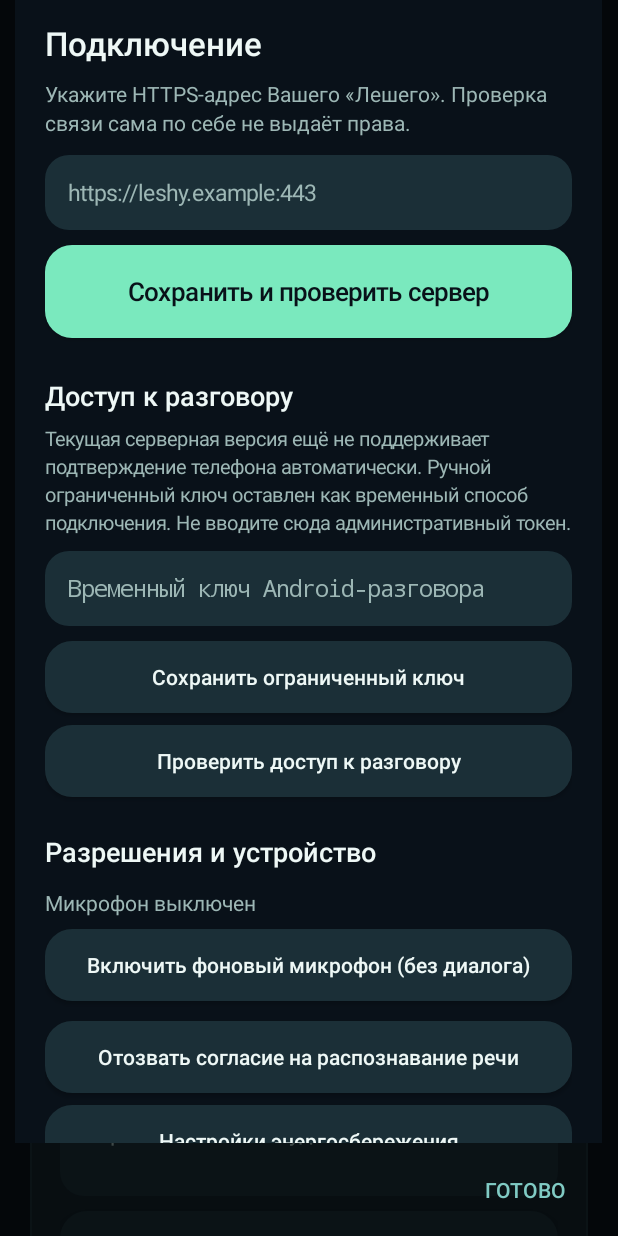
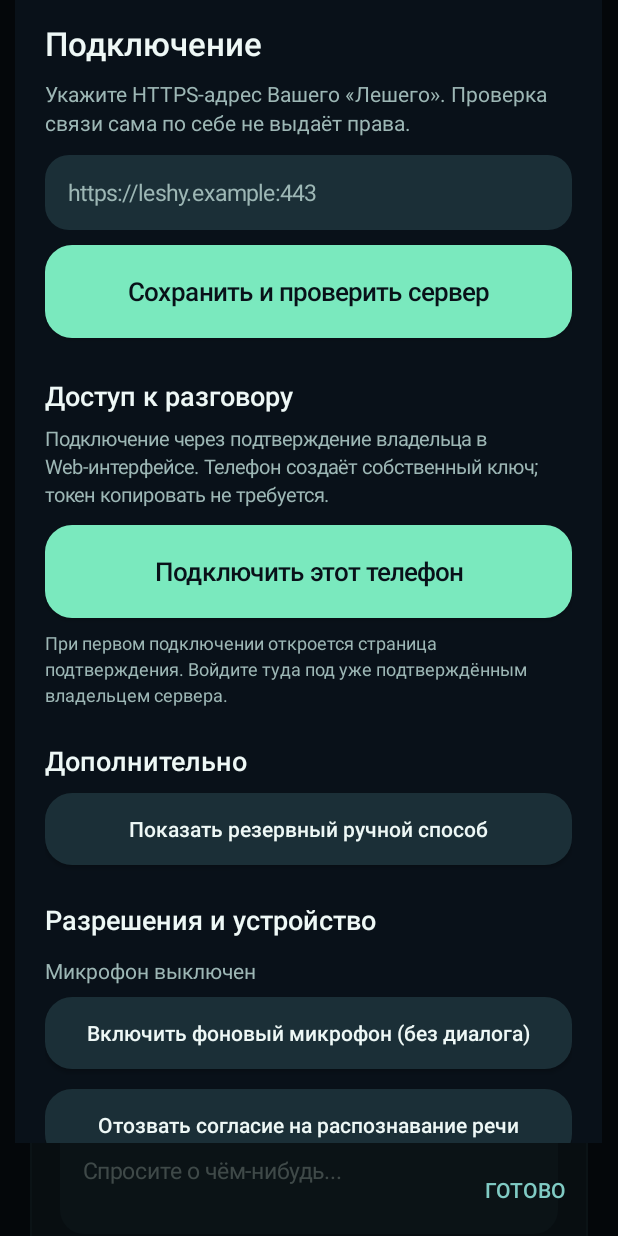
Before and after one commit to jaster351/leshy-AI, an Android app: the screen it shows after launch (MainActivity), after a tap on "Настроить подключение", on a phone screen of 412 x 824 dp. Run offline under Robolectric (Android 15) with nearby library versions, the phone set to English and light mode, and no system bars; libraries missing offline, so code that uses them is left out: androidx.camera.core, androidx.camera.lifecycle, androidx.camera.view, com.google.mlkit.vision; 6 statements that could not run were skipped.

Commit message:
feat(android): replace manual voice secret onboarding with owner-approved device enrollment

```diff
--- a/OS/android/app/src/main/java/ru/leshy/satellite/MainActivity.kt
+++ b/OS/android/app/src/main/java/ru/leshy/satellite/MainActivity.kt
@@ -6,6 +6,8 @@ import android.app.Activity
 import android.content.Intent
 import android.content.pm.PackageManager
 import android.os.Bundle
+import android.os.SystemClock
+import android.net.Uri
 import android.content.ActivityNotFoundException
 import android.content.Context
 import android.speech.RecognizerIntent
@@ -62,8 +64,11 @@ class MainActivity : ComponentActivity() {
     private lateinit var serverAddress: EditText
     private lateinit var serverStatus: TextView
     private lateinit var deviceStatus: TextView
+    private lateinit var pairingStatus: TextView
+    @Volatile private var pairingBusy = false
     private lateinit var deviceCreateButton: Button
     private val deviceExecutor = Executors.newSingleThreadExecutor()
+    private val pairingExecutor = Executors.newSingleThreadExecutor()
     private val serverExecutor = Executors.newSingleThreadExecutor()
     private val voiceExecutor = Executors.newCachedThreadPool()
 
@@ -225,6 +230,14 @@ class MainActivity : ComponentActivity() {
         statusPanel.addView(gap(9))
         serverStatus = detail("Сервер ещё не настроен", 15f)
         statusPanel.addView(serverStatus)
+        statusPanel.addView(gap(7))
+        pairingStatus = detail(
+            if (AndroidVoiceCredentials.read(this).isNullOrBlank()) {
+                "Телефон пока не привязан"
+            } else "Ключ разговора сохранён на телефоне",
+            13f
+        )
+        statusPanel.addView(pairingStatus)
         val connectionAction = Button(this).apply {
             text = "Настроить подключение"
             controlStyle(this)
@@ -413,21 +426,44 @@ class MainActivity : ComponentActivity() {
         root.addView(heading("Доступ к разговору", 18f))
         root.addView(gap(7))
         root.addView(detail(
-            "Текущая серверная версия ещё не поддерживает подтверждение телефона автоматически. " +
-                "Ручной ограниченный ключ оставлен как временный способ подключения. " +
-                "Не вводите сюда административный токен.",
+            "Подключение через подтверждение владельца в Web-интерфейсе. " +
+                "Телефон создаёт собственный ключ; токен копировать не требуется.",
             13f
         ))
-        root.addView(gap(10))
+        root.addView(gap(11))
+        root.addView(Button(this).apply {
+            text = "Подключить этот телефон"
+            controlStyle(this, prominent = true)
+            setOnClickListener { startPairing() }
+        })
+        root.addView(gap(8))
+        root.addView(detail(
+            "При первом подключении откроется страница подтверждения. " +
+                "Войдите туда под уже подтверждённым владельцем сервера.",
+            12f
+        ))
+        root.addView(gap(23))
+        root.addView(heading("Дополнительно", 18f))
+        root.addView(gap(9))
+        val legacyAccess = LinearLayout(this).apply {
+            orientation = LinearLayout.VERTICAL
+            visibility = View.GONE
+        }
+        legacyAccess.addView(detail(
+            "Временный ручной способ для серверов без поддержки авторегистрации. " +
+                "Это отдельный ограниченный Android-ключ, не токен администратора.",
+            13f
+        ))
+        legacyAccess.addView(gap(9))
         voiceSecret = EditText(this).apply {
             hint = "Временный ключ Android-разговора"
             inputType = InputType.TYPE_CLASS_TEXT or InputType.TYPE_TEXT_VARIATION_PASSWORD
             setSingleLine(true)
             fieldStyle(this)
         }
-        root.addView(voiceSecret)
-        root.addView(gap(10))
-        root.addView(Button(this).apply {
+        legacyAccess.addView(voiceSecret)
+        legacyAccess.addView(gap(10))
+        legacyAccess.addView(Button(this).apply {
             text = "Сохранить ограниченный ключ"
             controlStyle(this)
             setOnClickListener {
@@ -443,12 +479,20 @@ class MainActivity : ComponentActivity() {
                 }
             }
         })
-        root.addView(gap(8))
-        root.addView(Button(this).apply {
+        legacyAccess.addView(gap(8))
+        legacyAccess.addView(Button(this).apply {
             text = "Проверить доступ к разговору"
             controlStyle(this)
             setOnClickListener { checkVoiceConnection() }
         })
+        root.addView(Button(this).apply {
+            text = "Показать резервный ручной способ"
+            controlStyle(this)
+            setOnClickListener {
+                legacyAccess.visibility = if (legacyAccess.visibility == View.GONE) View.VISIBLE else View.GONE
+            }
+        })
+        root.addView(legacyAccess)
         root.addView(gap(24))
         // A dialog can be reopened: each Settings instance owns fresh views.
         // Re-attaching controls from a dismissed dialog would crash Android.
@@ -531,6 +575,74 @@ class MainActivity : ComponentActivity() {
             .window?.setBackgroundDrawableResource(android.R.color.transparent)
         refreshDeviceIdentity()
         refreshMicStatus()
+    }
+
+    private fun startPairing() {
+        if (pairingBusy) {
+            pairingStatus.text = "Привязка уже ожидает подтверждения."
+            return
+        }
+        val normalized = ServerReachability.normalize(serverAddress.text.toString())
+        if (normalized == null) {
+            pairingStatus.text = "Укажите правильный HTTPS-адрес в настройках."
+            return
+        }
+        ServerReachability.saveAddress(this, normalized)
+        pairingBusy = true
+        pairingStatus.text = "Создаём защищённую привязку телефона..."
+        pairingExecutor.execute {
+            try {
+                val ticket = AndroidPairingApi.begin(normalized)
+                val approvalUrl = normalized + "/android/pair?id=" + Uri.encode(ticket.requestId)
+                runOnUiThread {
+                    if (!isFinishing && !isDestroyed) {
+                        pairingStatus.text = "Ждём разрешение владельца в браузере..."
+                        try {
+                            startActivity(Intent(Intent.ACTION_VIEW, Uri.parse(approvalUrl)))
+                        } catch (_: ActivityNotFoundException) {
+                            pairingStatus.text = "Откройте страницу подтверждения: $approvalUrl"
+                        }
+                    }
+                }
+                val deadline = SystemClock.elapsedRealtime() +
+                    ticket.expiresIn.coerceIn(1, 300) * 1000L
+                var linked = false
+                while (!Thread.currentThread().isInterrupted &&
+                    SystemClock.elapsedRealtime() < deadline) {
+                    Thread.sleep(2500)
+                    val result = AndroidPairingApi.poll(normalized, ticket)
+                    if (result.state == "approved") {
+                        AndroidVoiceCredentials.save(applicationContext, result.conversationKey!!)
+                        linked = true
+                        runOnUiThread {
+                            if (!isDestroyed) {
+                                voiceSession = null
+                                getSharedPreferences("android_voice_session", MODE_PRIVATE)
+                                    .edit().clear().apply()
+                                voiceStatus.text = "Телефон подключён к Лешему. Можно разговаривать."
+                                pairingStatus.text = "Подключено · Доступ к диалогу разрешён"
+                                checkSavedServer()
+                            }
+                        }
+                        break
+                    }
+                }
+                if (!linked) runOnUiThread {
+                    if (!isDestroyed) pairingStatus.text =
+                        "Время подтверждения истекло. Попробуйте подключиться ещё раз."
+                }
+            } catch (e: InterruptedException) {
+                Thread.currentThread().interrupt()
+            } catch (e: Exception) {
+                runOnUiThread {
+                    if (!isDestroyed) pairingStatus.text =
+                        "Не удалось привязать телефон: " +
+                            (e.message ?: e.javaClass.simpleName)
+                }
+            } finally {
+                pairingBusy = false
+            }
+        }
     }
 
     private fun checkSavedServer() {
@@ -923,6 +1035,7 @@ class MainActivity : ComponentActivity() {
         serverExecutor.shutdownNow()
         voiceExecutor.shutdownNow()
         deviceExecutor.shutdownNow()
+        pairingExecutor.shutdownNow()
         speaker?.stop()
         speaker?.shutdown()
         speaker = null
```
